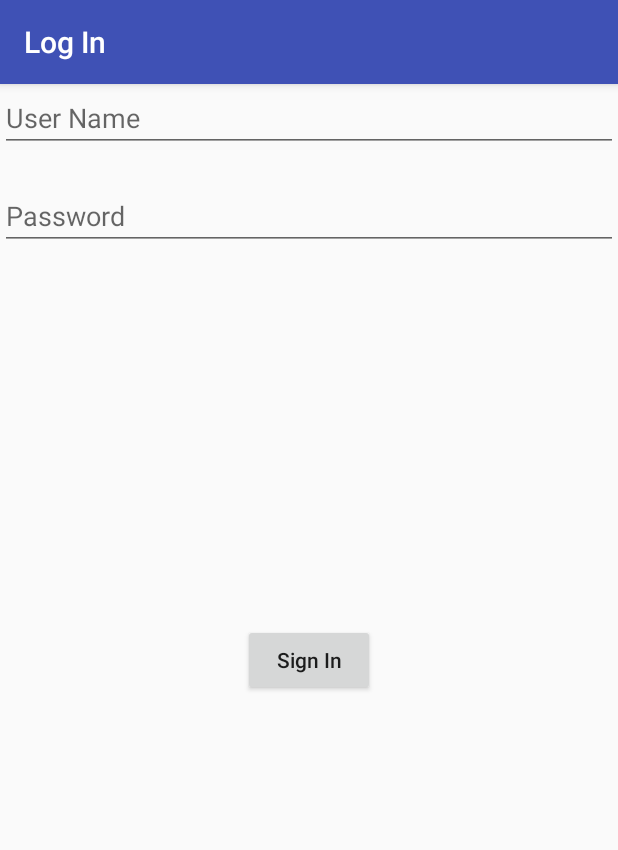
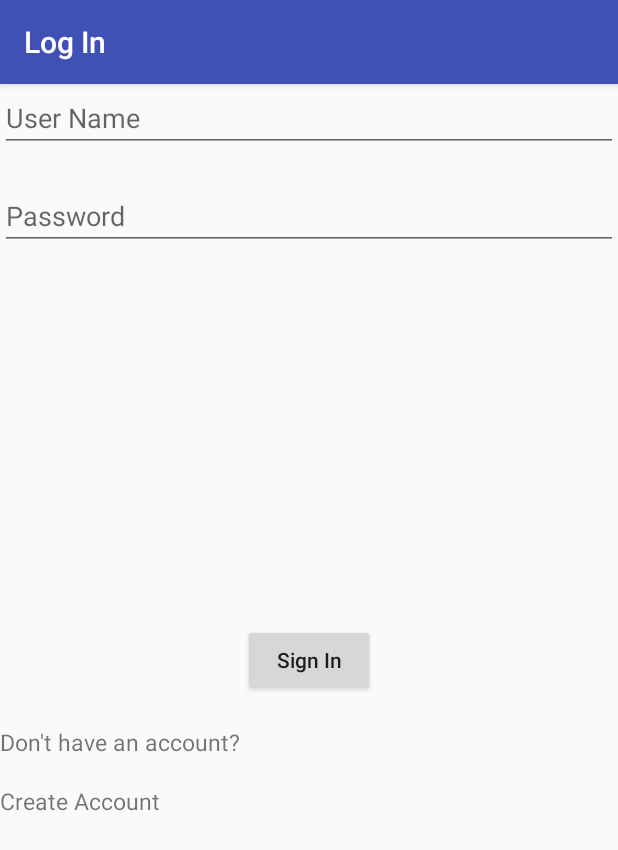
Before and after one commit to Partha11/tourmate, an Android app: the screen it shows after launch (MainActivity), on a phone screen of 412 x 824 dp. Shown: the top 850 px of the screen. Run offline under Robolectric (Android 15) with nearby library versions, the phone set to English and light mode, and no system bars; our stand-ins replace Firebase (no records; nobody signed in at launch, a user with empty details on screens opened directly); libraries missing offline, so code that uses them is left out: com.facebook, com.facebook.appevents, com.facebook.login; plain views replace LoginButton; 6 statements that could not run were skipped.

Commit message:
switching between fragments working, registration form modification pending

```diff
--- a/app/src/main/java/com/syntaxerror/tourmate/SignInFragment.java
+++ b/app/src/main/java/com/syntaxerror/tourmate/SignInFragment.java
@@ -5,6 +5,8 @@ import android.content.Intent;
 import android.net.Uri;
 import android.os.Bundle;
 import android.support.v4.app.Fragment;
+import android.support.v4.app.FragmentManager;
+import android.support.v4.app.FragmentTransaction;
 import android.text.TextUtils;
 import android.util.Log;
 import android.view.LayoutInflater;
@@ -12,6 +14,7 @@ import android.view.View;
 import android.view.ViewGroup;
 import android.widget.Button;
 import android.widget.EditText;
+import android.widget.TextView;
 import android.widget.Toast;
 
 import com.facebook.AccessToken;
@@ -48,9 +51,16 @@ public class SignInFragment extends Fragment implements View.OnClickListener {
     private EditText userEmail;
     private EditText userPassword;
 
+    private TextView createAccount;
+
     private Button signInButton;
 
     private OnFragmentInteractionListener data;
+
+    private RegisterFragment registerFragment;
+
+    private FragmentManager fragmentManager;
+    private FragmentTransaction fragmentTransaction;
 
     public SignInFragment() {
         // Required empty public constructor
@@ -86,10 +96,16 @@ public class SignInFragment extends Fragment implements View.OnClickListener {
 
         userEmail = view.findViewById(R.id.signInUserName);
         userPassword = view.findViewById(R.id.signInPassword);
+        createAccount = view.findViewById(R.id.createAccount);
 
         signInButton = view.findViewById(R.id.signInButton);
 
+        registerFragment = new RegisterFragment();
+
+        fragmentManager = getActivity().getSupportFragmentManager();
+
         signInButton.setOnClickListener(this);
+        createAccount.setOnClickListener(this);
 
         FacebookSdk.sdkInitialize(getActivity());
         AppEventsLogger.activateApp(mContext);
@@ -187,6 +203,15 @@ public class SignInFragment extends Fragment implements View.OnClickListener {
 
                 data.isLoggedIn(userEmailString, userPasswordString);
         }
+
+        else if (v == createAccount) {
+
+            fragmentTransaction = fragmentManager.beginTransaction();
+
+            fragmentTransaction.replace(R.id.fragmentLayout, registerFragment);
+            fragmentTransaction.addToBackStack(null);
+            fragmentTransaction.commit();
+        }
     }
 
     public interface OnFragmentInteractionListener {
--- a/app/src/main/res/layout/fragment_sign_in.xml
+++ b/app/src/main/res/layout/fragment_sign_in.xml
@@ -30,6 +30,25 @@
         android:text="Sign In"
         android:textAllCaps="false" />
 
+    <TextView
+        android:id="@+id/noAccountMessage"
+        android:layout_width="wrap_content"
+        android:layout_height="wrap_content"
+        android:text="@string/no_account_message"
+        android:layout_below="@+id/signInButton"
+        android:layout_marginTop="20sp"
+        android:textSize="15sp"/>
+
+    <TextView
+        android:id="@+id/createAccount"
+        android:layout_width="wrap_content"
+        android:layout_height="wrap_content"
+        android:text="@string/create_account"
+        android:layout_below="@+id/noAccountMessage"
+        android:textSize="15sp"
+        android:clickable="true"
+        android:focusable="true" />
+
     <com.facebook.login.widget.LoginButton
         android:id="@+id/fbLoginButton"
         android:layout_height="wrap_content"
--- a/app/src/main/res/values/strings.xml
+++ b/app/src/main/res/values/strings.xml
@@ -8,4 +8,6 @@
     <string name="signed_up_activity_title">Home</string>
     <string name="login_title">Log In</string>
     <string name="register_title">Register</string>
+    <string name="no_account_message">Don\'t have an account?\n</string>
+    <string name="create_account">Create Account</string>
 </resources>
```
